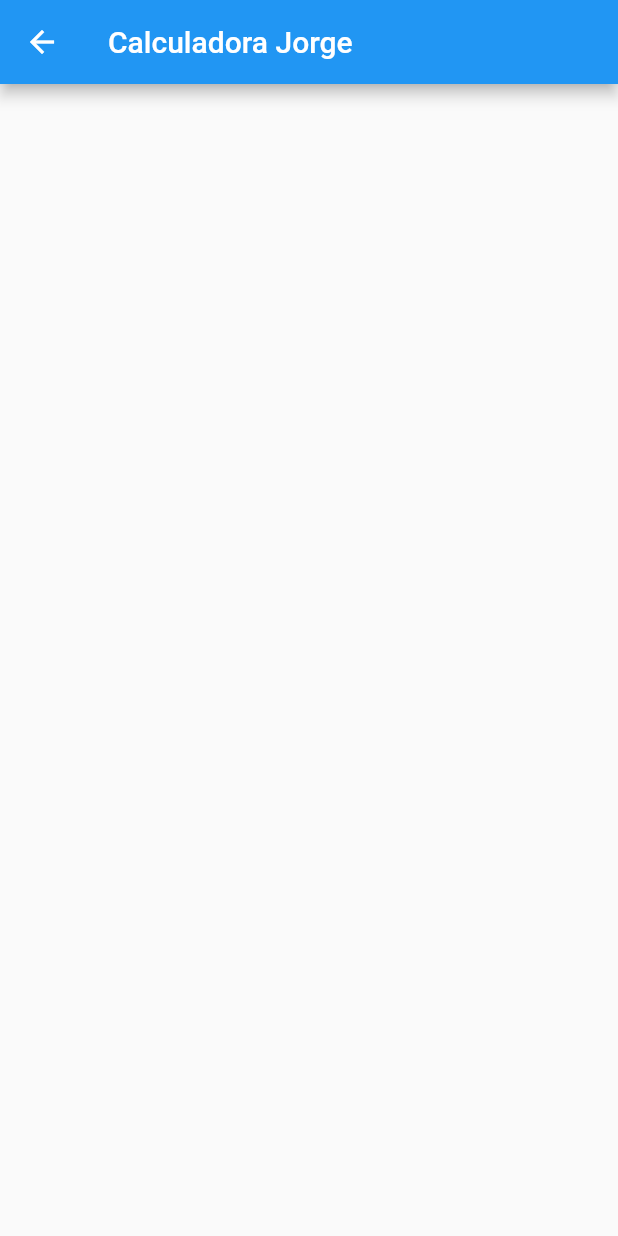
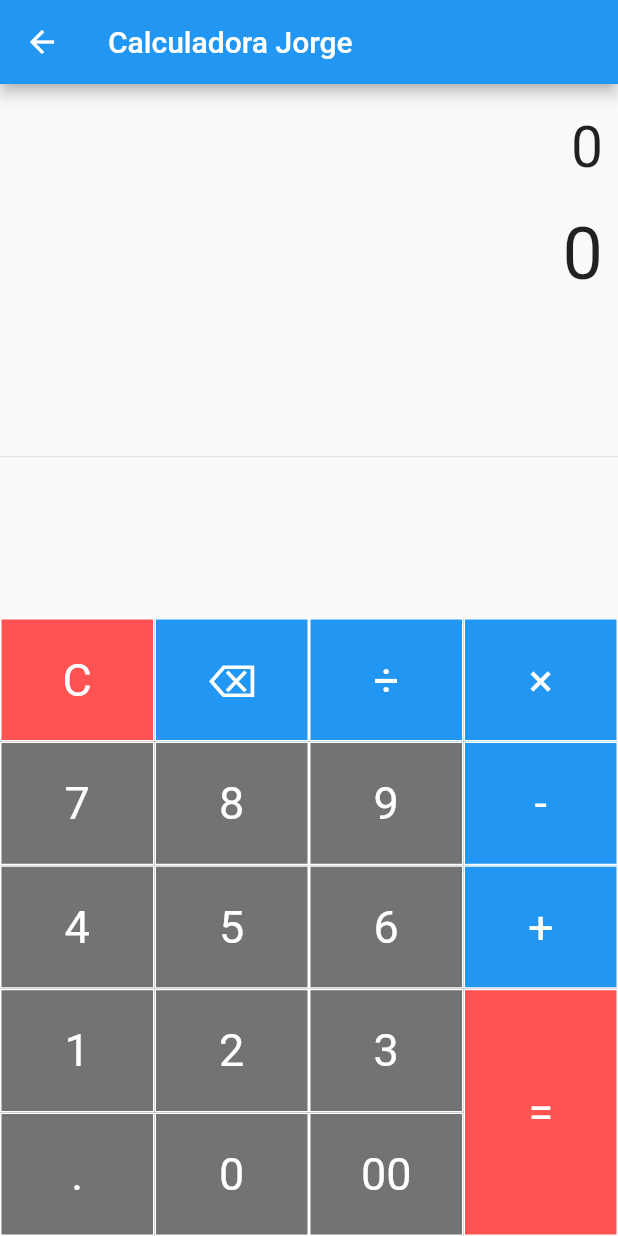
Before and after one commit to klauscj1/capacitacion_icreativa_flutter, a Flutter app: the CalculadoraJorge screen opened directly, on a phone screen of 412 x 824 dp. Run offline on Flutter 3.47's test engine with Material 2 defaults, Android fonts, the phone set to English and light mode, and no system bars; our stand-ins replace math_expressions.

Commit message:
Calculadora Terminada de Jorge

```diff
--- a/lib/ui/pages/calculadora_jorge.dart
+++ b/lib/ui/pages/calculadora_jorge.dart
@@ -1,14 +1,172 @@
+import 'package:flutter/material.dart';
+import 'package:math_expressions/math_expressions.dart';
 
-import 'package:flutter/material.dart';
+class CalculadoraJorge extends StatefulWidget {
+  @override
+  _CalculadoraJorgeState createState() => _CalculadoraJorgeState();
+}
 
-class CalculadoraJorge extends StatelessWidget {
+class _CalculadoraJorgeState extends State<CalculadoraJorge> {
+  String equation = "0";
+  String result = "0";
+  String expression = "";
+  double equationFonSize = 38.0;
+  double resultFonSize = 48.0;
+  buttonPressed(String buttonText) {
+    setState(() {
+      if (buttonText == "C") {
+        equation = "0";
+        result = "0";
+        double equationFonSize = 38.0;
+        double resultFonSize = 48.0;
+      }
+      else if (buttonText == "⌫") {
+        double equationFonSize = 48.0;
+        double resultFonSize = 38.0;
+        equation = equation.substring(0, equation.length - 1);
+        if (equation == "") {
+          equation = "0";
+        }
+      }
+      else if (buttonText == "=") {
+        double equationFonSize = 38.0;
+        double resultFonSize = 48.0;
+
+        expression = equation;
+        expression = expression.replaceAll('×', '*');
+        expression = expression.replaceAll('÷', '/');
+        try{
+          Parser p = new Parser();
+          Expression exp = p.parse(expression);
+
+          ContextModel contextModel = ContextModel();
+          result = '${exp.evaluate(EvaluationType.REAL, contextModel)}';
+        }catch(e){
+          result ="Error";
+
+        }
+      }
+      else {
+        double equationFonSize = 48.0;
+        double resultFonSize = 38.0;
+        if (equation == "0") {
+          equation = buttonText;
+        } else {
+          equation = equation + buttonText;
+        }
+      }
+    });
+  }
+
+  Widget buildButton(
+      String buttonText, double buttonHeight, Color buttonColor) {
+    return Container(
+      height: MediaQuery.of(context).size.height * 0.1 * buttonHeight,
+      //color: Colors.redAccent,
+      color: buttonColor,
+      child: FlatButton(
+          shape: RoundedRectangleBorder(
+              borderRadius: BorderRadius.circular(0.0),
+              side: BorderSide(
+                  color: Colors.white, width: 1, style: BorderStyle.solid)),
+          padding: EdgeInsets.all(16.0),
+          onPressed: () => buttonPressed(buttonText),
+          child: Text(
+            buttonText,
+            //"C",
+            style: TextStyle(
+                fontSize: 30.0,
+                fontWeight: FontWeight.normal,
+                color: Colors.white),
+          )),
+    );
+  }
+
   @override
   Widget build(BuildContext context) {
     return Scaffold(
       appBar: AppBar(
         title: Text('Calculadora Jorge'),
       ),
-
+      body: Column(children: <Widget>[
+        Container(
+          alignment: Alignment.centerRight,
+          padding: EdgeInsets.fromLTRB(10, 20, 10, 0),
+          child: Text(
+            equation,
+            //"0",
+            style: TextStyle(fontSize: equationFonSize),
+          ),
+        ),
+        Container(
+          alignment: Alignment.centerRight,
+          padding: EdgeInsets.fromLTRB(10, 20, 10, 0),
+          child: Text(
+            result,
+            //"0",
+            style: TextStyle(fontSize: resultFonSize),
+          ),
+        ),
+        Expanded(
+          child: Divider(),
+        ),
+        Row(
+          mainAxisAlignment: MainAxisAlignment.center,
+          children: <Widget>[
+            Container(
+              width: MediaQuery.of(context).size.width * .75,
+              child: Table(
+                children: [
+                  TableRow(children: [
+                    buildButton("C", 1, Colors.redAccent),
+                    buildButton("⌫", 1, Colors.blue),
+                    buildButton("÷", 1, Colors.blue),
+                  ]),
+                  TableRow(children: [
+                    buildButton("7", 1, Colors.black54),
+                    buildButton("8", 1, Colors.black54),
+                    buildButton("9", 1, Colors.black54),
+                  ]),
+                  TableRow(children: [
+                    buildButton("4", 1, Colors.black54),
+                    buildButton("5", 1, Colors.black54),
+                    buildButton("6", 1, Colors.black54),
+                  ]),
+                  TableRow(children: [
+                    buildButton("1", 1, Colors.black54),
+                    buildButton("2", 1, Colors.black54),
+                    buildButton("3", 1, Colors.black54),
+                  ]),
+                  TableRow(children: [
+                    buildButton(".", 1, Colors.black54),
+                    buildButton("0", 1, Colors.black54),
+                    buildButton("00", 1, Colors.black54),
+                  ]),
+                ],
+              ),
+            ),
+            Container(
+              width: MediaQuery.of(context).size.width * 0.25,
+              child: Table(
+                children: [
+                  TableRow(children: [
+                    buildButton("×", 1, Colors.blue),
+                  ]),
+                  TableRow(children: [
+                    buildButton("-", 1, Colors.blue),
+                  ]),
+                  TableRow(children: [
+                    buildButton("+", 1, Colors.blue),
+                  ]),
+                  TableRow(children: [
+                    buildButton("=", 2, Colors.redAccent),
+                  ]),
+                ],
+              ),
+            )
+          ],
+        ),
+      ]),
     );
   }
 }
--- a/pubspec.yaml
+++ b/pubspec.yaml
@@ -28,6 +28,7 @@ dependencies:
   # The following adds the Cupertino Icons font to your application.
   # Use with the CupertinoIcons class for iOS style icons.
   cupertino_icons: ^0.1.3
+  math_expressions: ^2.0.1
 
 dev_dependencies:
   flutter_test:
```
Also changed, not shown: pubspec.lock.
